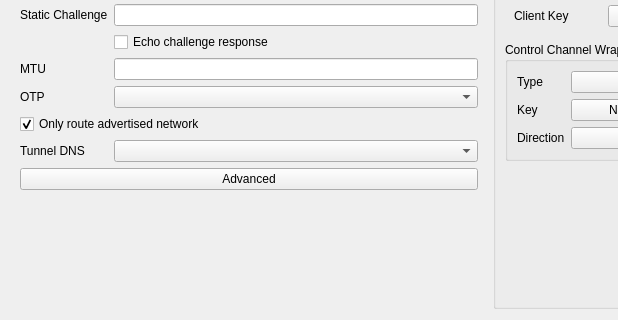
Above: include/ui/profile/edit_openvpn.ui from throneproj/Throne before the change; both pictures show x 0 to 618 and y 100 to 420 of the 720 by 420 pixel window. Below: the same form after it.
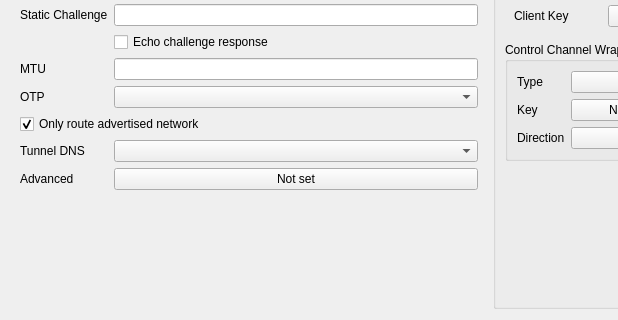
That is the form after the change.

Diff of the .ui file:
```diff
--- a/include/ui/profile/edit_openvpn.ui
+++ b/include/ui/profile/edit_openvpn.ui
@@ -143,10 +143,23 @@
       <item row="8" column="1">
        <widget class="QComboBox" name="tunnel_dns"/>
       </item>
-      <item row="9" column="0" colspan="2">
-       <widget class="QPushButton" name="advanced_button">
+      <item row="9" column="0">
+       <widget class="QLabel" name="advanced_l">
+        <property name="toolTip">
+         <string>OpenVPN options not on this page, edited as JSON.</string>
+        </property>
         <property name="text">
          <string>Advanced</string>
+        </property>
+        <property name="buddy">
+         <cstring>advanced_button</cstring>
+        </property>
+       </widget>
+      </item>
+      <item row="9" column="1">
+       <widget class="QPushButton" name="advanced_button">
+        <property name="text">
+         <string>Not set</string>
         </property>
        </widget>
       </item>
```
